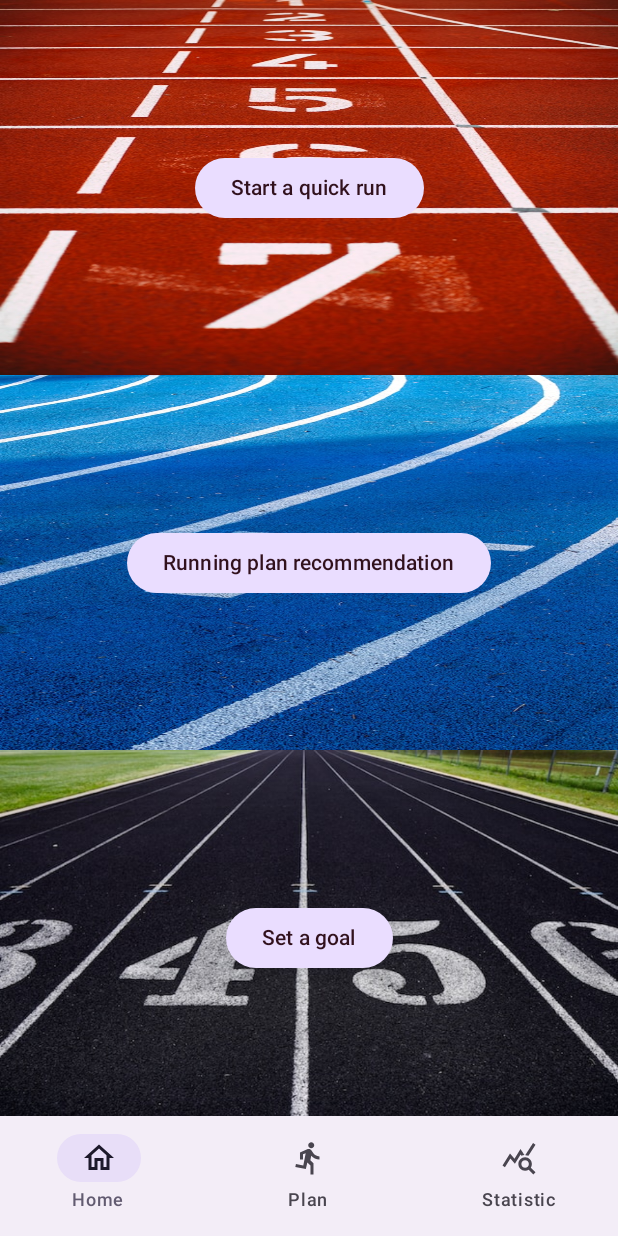
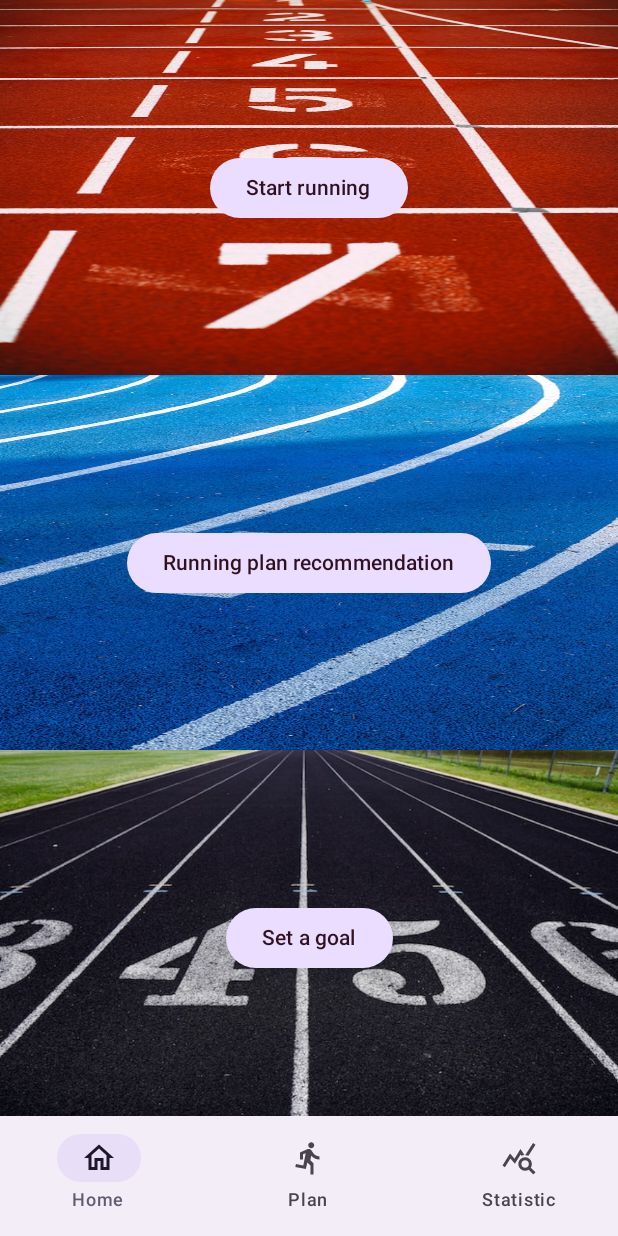
Before and after one commit to ThuHoang2312/Runalyze, an Android app built with Jetpack Compose: the screen it shows after launch (MainActivity), on a phone screen of 412 x 824 dp. Run offline under Robolectric (Android 15) with nearby library versions, the phone set to English and light mode, and no system bars; our stand-ins replace Room's generated code, livedata-compose; network calls fail; 1 statement that could not run was skipped.

Commit message:
comment code

```diff
--- a/Runalyze/app/src/main/java/com/example/runalyze/ui/componentLibrary/ComponentLibrary.kt
+++ b/Runalyze/app/src/main/java/com/example/runalyze/ui/componentLibrary/ComponentLibrary.kt
@@ -41,6 +41,7 @@ fun TextModifiedWithPaddingStart(
 }
 
 @Composable
+// Run status component
 fun RunStats(text: String, value: String, unit: String) {
     Row(
         modifier = Modifier
--- a/Runalyze/app/src/main/java/com/example/runalyze/ui/componentLibrary/TopNavigation.kt
+++ b/Runalyze/app/src/main/java/com/example/runalyze/ui/componentLibrary/TopNavigation.kt
@@ -16,6 +16,7 @@ import androidx.navigation.NavController
 
 @OptIn(ExperimentalMaterial3Api::class)
 @Composable
+// Top navigation
 fun TopNavigation(navController: NavController, text: String) {
     CenterAlignedTopAppBar(
         colors = TopAppBarDefaults.topAppBarColors(
--- a/Runalyze/app/src/main/java/com/example/runalyze/ui/components/BottomNavigationMenu.kt
+++ b/Runalyze/app/src/main/java/com/example/runalyze/ui/components/BottomNavigationMenu.kt
@@ -11,6 +11,7 @@ import androidx.navigation.compose.currentBackStackEntryAsState
 import com.example.runalyze.BottomNavItem
 
 @Composable
+// Bottom navigation
 fun BottomNavigationMenu(navController: NavController) {
     val items = listOf(
         BottomNavItem.Home,
--- a/Runalyze/app/src/main/java/com/example/runalyze/ui/components/LocationPermissionRequestDialog.kt
+++ b/Runalyze/app/src/main/java/com/example/runalyze/ui/components/LocationPermissionRequestDialog.kt
@@ -11,6 +11,7 @@ import androidx.compose.ui.graphics.Color
 import androidx.compose.ui.text.font.FontWeight
 
 @Composable
+// Location permission request dialog
 fun LocationPermissionRequestDialog(
     modifier: Modifier = Modifier,
     onDismissClick: () -> Unit,
--- a/Runalyze/app/src/main/java/com/example/runalyze/ui/components/RunStatsCard.kt
+++ b/Runalyze/app/src/main/java/com/example/runalyze/ui/components/RunStatsCard.kt
@@ -25,6 +25,7 @@ import com.example.runalyze.service.location.models.CurrentRunState
 import java.math.RoundingMode
 
 @Composable
+// Running status card
 fun RunStatsCard(
     modifier: Modifier,
     durationInMillis: Long = 0L,
--- a/Runalyze/app/src/main/java/com/example/runalyze/ui/components/RunTimeCard.kt
+++ b/Runalyze/app/src/main/java/com/example/runalyze/ui/components/RunTimeCard.kt
@@ -22,6 +22,7 @@ import androidx.compose.ui.unit.dp
 import com.example.runalyze.utils.RunUtils
 
 @Composable
+// Running time card
 fun RunTimeCard(
     modifier: Modifier,
     durationInMillis: Long,
--- a/Runalyze/app/src/main/java/com/example/runalyze/ui/components/RunningStatItem.kt
+++ b/Runalyze/app/src/main/java/com/example/runalyze/ui/components/RunningStatItem.kt
@@ -20,6 +20,7 @@ import com.example.runalyze.R
 
 
 @Composable
+// Running status item component
 fun RunningStatItem(
     painter: Painter,
     value: String,
--- a/Runalyze/app/src/main/java/com/example/runalyze/ui/components/TopBar.kt
+++ b/Runalyze/app/src/main/java/com/example/runalyze/ui/components/TopBar.kt
@@ -14,6 +14,7 @@ import androidx.compose.ui.Modifier
 import androidx.compose.ui.unit.dp
 
 @Composable
+// Top navigation for running screen
 fun TopBar(
     modifier: Modifier = Modifier,
     onUpButtonClick: () -> Unit
--- a/Runalyze/app/src/main/java/com/example/runalyze/ui/screen/Home.kt
+++ b/Runalyze/app/src/main/java/com/example/runalyze/ui/screen/Home.kt
@@ -36,12 +36,13 @@ data class HomeOption(
     val route: String
 )
 
+// Home screen element object
 object Options {
     val optionList = listOf(
         HomeOption(
             id = 1,
             image = R.drawable.running_red,
-            text = "Start a quick run",
+            text = "Start running",
             route = Destination.CurrentRun.route
         ),
         HomeOption(
@@ -61,6 +62,7 @@ object Options {
 
 
 @Composable
+// Home screen
 fun Home(navController: NavController) {
     Column(
         modifier = Modifier.fillMaxWidth(),
@@ -75,6 +77,7 @@ fun Home(navController: NavController) {
 }
 
 @Composable
+// Home item
 fun HomeItem(option: HomeOption, navController: NavController) {
     Box(
         modifier = Modifier
--- a/Runalyze/app/src/main/java/com/example/runalyze/utils/ComposeUtils.kt
+++ b/Runalyze/app/src/main/java/com/example/runalyze/utils/ComposeUtils.kt
@@ -12,9 +12,9 @@ import androidx.compose.ui.Modifier
 
 object ComposeUtils {
     const val slideDownInDuration = 250
-    const val slideDownOutDuration = 250
+    private const val slideDownOutDuration = 250
 
-    //handle the enter and exit animations, making it easy to create slide-down effects for Composable elements.
+    // Handle the enter and exit animations, making it easy to create slide-down effects for Composable elements.
     @Composable
     fun SlideDownAnimatedVisibility(
         modifier: Modifier = Modifier,
--- a/Runalyze/app/src/main/java/com/example/runalyze/utils/Destination.kt
+++ b/Runalyze/app/src/main/java/com/example/runalyze/utils/Destination.kt
@@ -37,7 +37,7 @@ sealed class Destination(val route: String) {
         }
     }
 
-    //navigation
+    // Navigation
     companion object {
         fun navigateToRunScreen(navController: NavController) {
             navController.navigate(CurrentRun.route)
--- a/Runalyze/app/src/main/java/com/example/runalyze/utils/LocationUtils.kt
+++ b/Runalyze/app/src/main/java/com/example/runalyze/utils/LocationUtils.kt
@@ -19,7 +19,7 @@ object LocationUtils {
             LOCATION_UPDATE_INTERVAL
         )
 
-    const val LOCATION_ENABLE_REQUEST_CODE = 5234
+    private const val LOCATION_ENABLE_REQUEST_CODE = 5234
 
     fun checkAndRequestLocationSetting(activity: Activity) {
         val locationRequest = locationRequestBuilder.build()
--- a/Runalyze/app/src/main/java/com/example/runalyze/viewmodel/RunningPlanViewModel.kt
+++ b/Runalyze/app/src/main/java/com/example/runalyze/viewmodel/RunningPlanViewModel.kt
@@ -8,7 +8,8 @@ import com.example.runalyze.service.RunningPlan
 import kotlinx.coroutines.Dispatchers
 import kotlinx.coroutines.launch
 
-class WebServiceRepository() {
+//View model for retrofit and fetching data from internet
+class WebServiceRepository {
     private val call = GetRunningPlanApi.service
     suspend fun getRunningPlan() = call.runningPlanList()
 }
```
Also changed, not shown: Runalyze/app/src/main/java/com/example/runalyze/ui/RunalyzeApp.kt (+3 -4 lines), Runalyze/app/src/main/java/com/example/runalyze/ui/screen/RunResult.kt (+5 -2 lines), Runalyze/app/src/main/java/com/example/runalyze/ui/screen/RunScreen.kt (+5 -2 lines).
